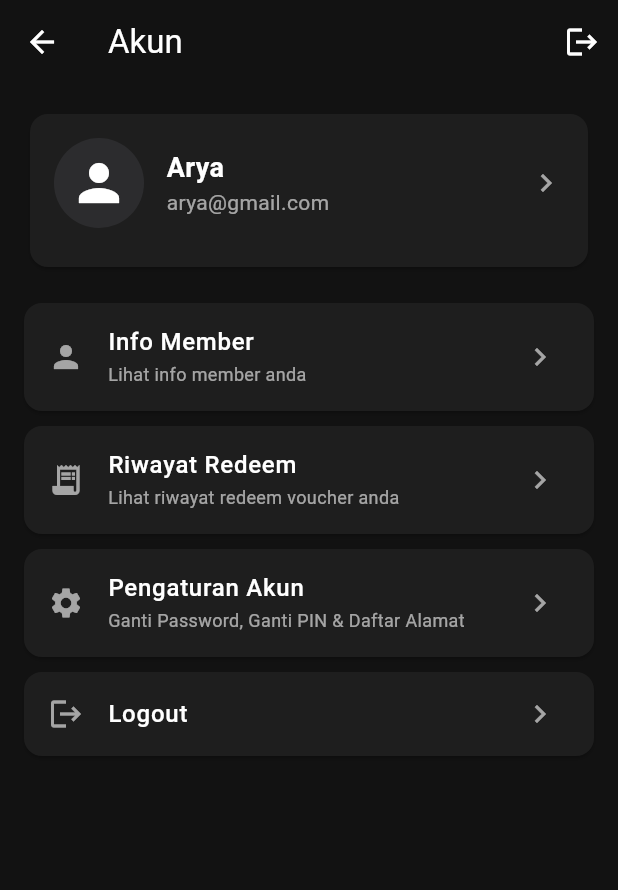
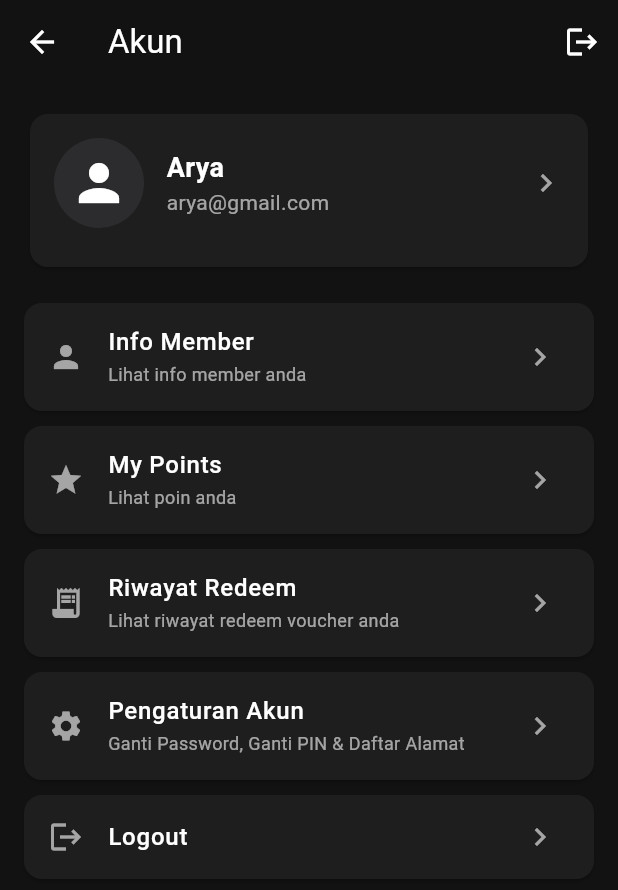
Before and after one commit to aryaravapradana/mobproguts, a Flutter app: the HomePage screen opened directly with sample values from the repository, in the side drawer, after a tap on "Account", on a phone screen of 412 x 824 dp. Shown: the top 890 px of the screen. Run offline on Flutter 3.47's test engine with Material 3 defaults, Android fonts, the phone set to English and light mode, and no system bars; our stand-ins replace google_fonts; missing offline and left inert: mobile_scanner; accounts and stored records are empty.

Commit message:
update dan upgarde dari qr

```diff
--- a/lib/screens/account_page.dart
+++ b/lib/screens/account_page.dart
@@ -5,6 +5,7 @@ import 'package:project_midterms/screens/member_page.dart';
 import 'package:project_midterms/screens/membership_detail_page.dart';
 import 'package:project_midterms/screens/settings_page.dart';
 import 'package:project_midterms/screens/redeem_history_page.dart';
+import 'package:project_midterms/screens/point_page.dart';
 import '../colors.dart';
 
 class AccountPage extends StatefulWidget {
@@ -107,6 +108,17 @@ class _AccountPageState extends State<AccountPage> {
               },
             ),
             buildListTile(
+              Icons.star,
+              'My Points',
+              'Lihat poin anda',
+              () {
+                Navigator.push(
+                  context,
+                  MaterialPageRoute(builder: (context) => PointPage(user: widget.user)),
+                );
+              },
+            ),
+            buildListTile(
               Icons.receipt_long,
               'Riwayat Redeem',
               'Lihat riwayat redeem voucher anda',
--- a/lib/screens/home_page.dart
+++ b/lib/screens/home_page.dart
@@ -27,7 +27,6 @@ class _HomePageState extends State<HomePage> {
     super.initState();
     _pages = [
       HomePageContent(user: widget.user),
-      VoucherPage(user: widget.user),
       AccountPage(user: widget.user),
     ];
   }
@@ -42,7 +41,7 @@ class _HomePageState extends State<HomePage> {
   void _openScanner() {
     Navigator.push(
       context,
-      MaterialPageRoute(builder: (_) => const ScanQrPage()),
+      MaterialPageRoute(builder: (_) => ScanQrPage(user: widget.user)),
     );
   }
 
@@ -68,10 +67,9 @@ class _HomePageState extends State<HomePage> {
             children: <Widget>[
               Expanded(
                 child: Row(
-                  mainAxisAlignment: MainAxisAlignment.spaceEvenly,
+                  mainAxisAlignment: MainAxisAlignment.center,
                   children: <Widget>[
                     _buildNavItem(Icons.home, "Home", 0),
-                    _buildNavItem(Icons.local_offer, "Voucher", 1),
                   ],
                 ),
               ),
@@ -80,7 +78,7 @@ class _HomePageState extends State<HomePage> {
                 child: Row(
                   mainAxisAlignment: MainAxisAlignment.center,
                   children: <Widget>[
-                    _buildNavItem(Icons.person, "Akun", 2),
+                    _buildNavItem(Icons.person, "Akun", 1),
                   ],
                 ),
               ),
--- a/lib/screens/payment_page.dart
+++ b/lib/screens/payment_page.dart
@@ -77,7 +77,7 @@ class _PaymentPageState extends State<PaymentPage> {
     if (!mounted) return;
     final result = await Navigator.push(
       context,
-      MaterialPageRoute(builder: (_) => const ScanQrPage()),
+      MaterialPageRoute(builder: (_) => ScanQrPage(user: widget.user)),
     );
 
     if (result != null && result is String) {
```
Also changed, not shown: lib/screens/scan_qr_page.dart (+76 -17 lines).
